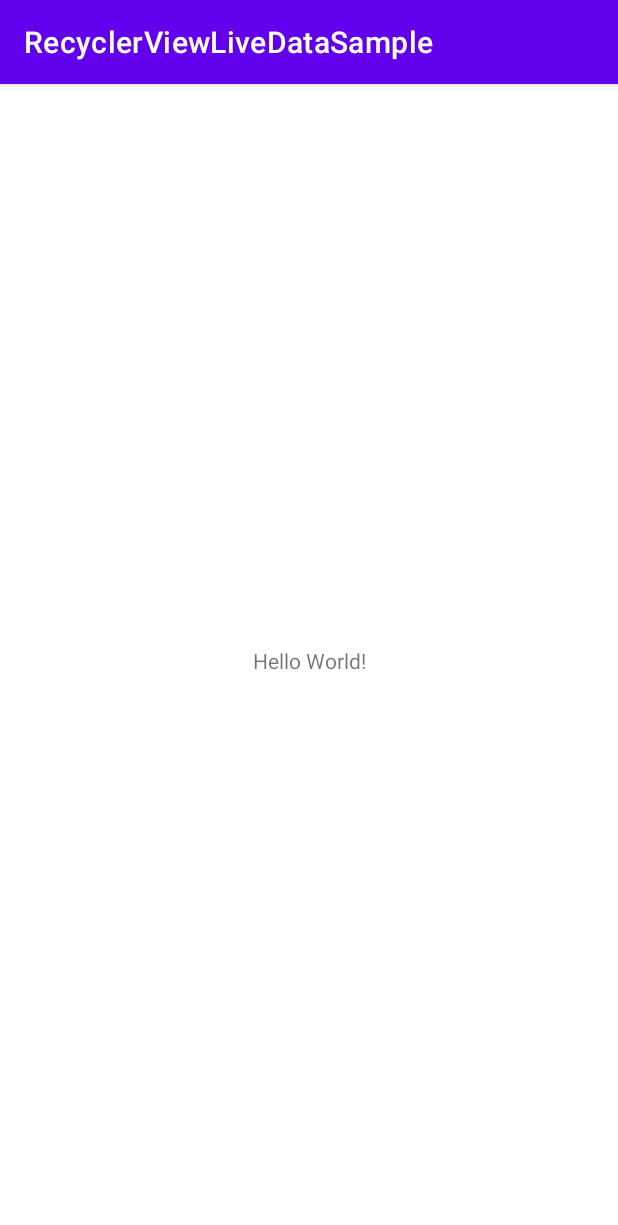
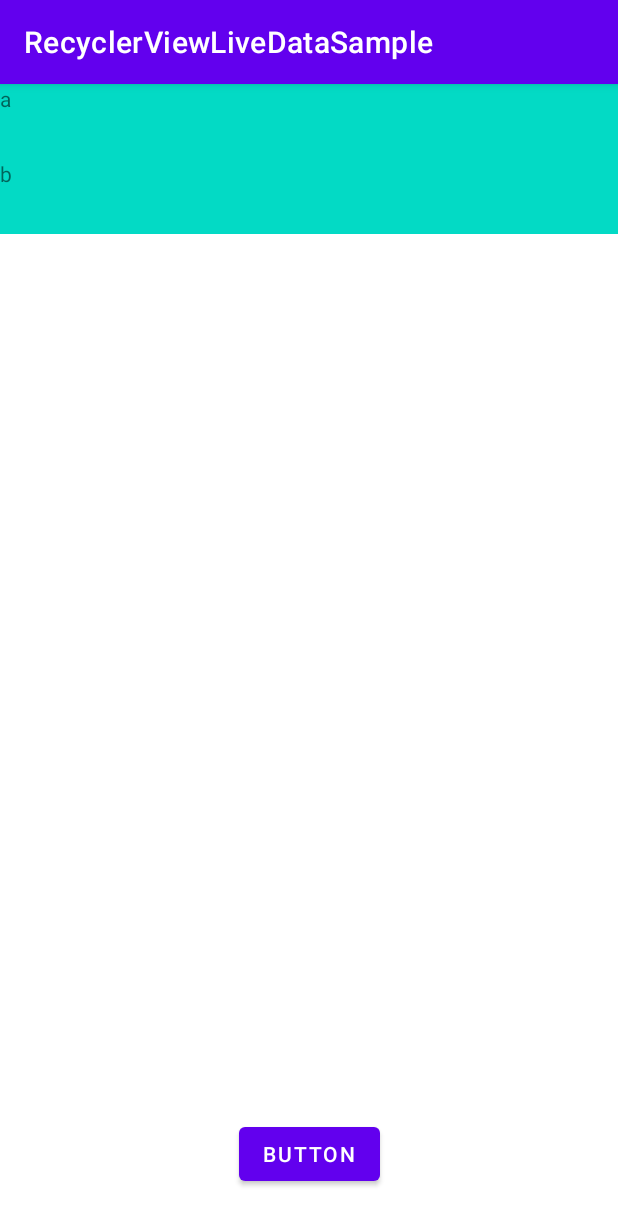
Before and after one commit to tatsuya-ss/RecyclerViewLiveDataSample, an Android app: the screen it shows after launch (MainActivity), on a phone screen of 412 x 824 dp. Shown: the top 1225 px of the screen. Run offline under Robolectric (Android 15) with nearby library versions, the phone set to English and light mode, and no system bars; 1 statement that could not run was skipped.

Commit message:
RecyclerView+LiveData

```diff
--- a/app/src/main/java/com/example/recyclerviewlivedatasample/MainActivity.kt
+++ b/app/src/main/java/com/example/recyclerviewlivedatasample/MainActivity.kt
@@ -2,10 +2,49 @@ package com.example.recyclerviewlivedatasample
 
 import androidx.appcompat.app.AppCompatActivity
 import android.os.Bundle
+import androidx.lifecycle.MutableLiveData
+import androidx.lifecycle.Observer
+import androidx.recyclerview.widget.LinearLayoutManager
+import com.example.recyclerviewlivedatasample.databinding.ActivityMainBinding
 
 class MainActivity : AppCompatActivity() {
+
+//    private val viewModel = MainViewModel()
+    private var todo = MutableLiveData<List<String>>()
+    private lateinit var binding: ActivityMainBinding
+
     override fun onCreate(savedInstanceState: Bundle?) {
         super.onCreate(savedInstanceState)
-        setContentView(R.layout.activity_main)
+
+        setupBinding()
+        setupRecyclerView()
+        setupViewModel()
+        setupButton()
+-
+    }
+
+    private fun setupBinding() {
+        binding = ActivityMainBinding.inflate(layoutInflater)
+        setContentView(binding.root)
+    }
+
+    private fun setupButton() {
+        binding.button.setOnClickListener {
+            todo.value = listOf("宿題", "Kotlin", "AAA")
+        }
+    }
+
+    private fun setupRecyclerView() {
+        binding.RecyclerView.adapter = RecyclerViewAdapter()
+        binding.RecyclerView.layoutManager = LinearLayoutManager(this)
+
+    }
+
+    private fun setupViewModel() {
+        todo.observe(this, Observer {
+            val adapter = binding.RecyclerView.adapter as RecyclerViewAdapter
+            adapter.setItem(it)
+            println("debug, $it")
+        })
     }
 }
--- /dev/null
+++ b/app/src/main/java/com/example/recyclerviewlivedatasample/RecyclerViewAdapter.kt
@@ -0,0 +1,36 @@
+package com.example.recyclerviewlivedatasample
+
+import android.view.LayoutInflater
+import android.view.ViewGroup
+import androidx.lifecycle.MutableLiveData
+import androidx.recyclerview.widget.RecyclerView
+import com.example.recyclerviewlivedatasample.databinding.RowItemBinding
+
+class RecyclerViewAdapter(var items: List<String> = listOf<String>("a", "b")): RecyclerView.Adapter<RecyclerViewAdapter.ViewHolder>() {
+
+    class ViewHolder(binding: RowItemBinding): RecyclerView.ViewHolder(binding.root) {
+        val binding = binding
+    }
+
+    override fun onCreateViewHolder(parent: ViewGroup, viewType: Int): ViewHolder {
+        val binding = RowItemBinding.inflate(LayoutInflater.from(parent.context), parent, false)
+        return ViewHolder(binding)
+    }
+
+    override fun onBindViewHolder(holder: ViewHolder, position: Int) {
+        println("debug onBindViewHolder, ${position}")
+        holder.binding.textView.text = items[position]
+    }
+
+    override fun getItemCount(): Int {
+        println("debug getItemCount${items.size}")
+        return items.size
+    }
+
+}
+
+fun RecyclerViewAdapter.setItem(item: List<String>) {
+    items = item
+    println("debugsetItem, $items")
+    notifyDataSetChanged()
+}
--- a/app/src/main/res/layout/activity_main.xml
+++ b/app/src/main/res/layout/activity_main.xml
@@ -6,13 +6,25 @@
     android:layout_height="match_parent"
     tools:context=".MainActivity">
 
-    <TextView
+    <androidx.recyclerview.widget.RecyclerView
+        android:id="@+id/RecyclerView"
+        android:layout_width="0dp"
+        android:layout_height="0dp"
+        android:layout_marginBottom="110dp"
+        app:layout_constraintBottom_toBottomOf="parent"
+        app:layout_constraintEnd_toEndOf="parent"
+        app:layout_constraintHorizontal_bias="0.0"
+        app:layout_constraintStart_toStartOf="parent"
+        app:layout_constraintTop_toTopOf="parent"
+        app:layout_constraintVertical_bias="0.0" />
+
+    <Button
+        android:id="@+id/button"
         android:layout_width="wrap_content"
         android:layout_height="wrap_content"
-        android:text="Hello World!"
+        android:text="Button"
         app:layout_constraintBottom_toBottomOf="parent"
-        app:layout_constraintLeft_toLeftOf="parent"
-        app:layout_constraintRight_toRightOf="parent"
-        app:layout_constraintTop_toTopOf="parent" />
-
+        app:layout_constraintEnd_toEndOf="parent"
+        app:layout_constraintStart_toStartOf="parent"
+        app:layout_constraintTop_toBottomOf="@+id/RecyclerView" />
 </androidx.constraintlayout.widget.ConstraintLayout>
--- /dev/null
+++ b/app/src/main/res/layout/row_item.xml
@@ -0,0 +1,17 @@
+<?xml version="1.0" encoding="utf-8"?>
+<androidx.constraintlayout.widget.ConstraintLayout xmlns:android="http://schemas.android.com/apk/res/android"
+    xmlns:app="http://schemas.android.com/apk/res-auto"
+    xmlns:tools="http://schemas.android.com/tools"
+    android:layout_width="match_parent"
+    android:layout_height="wrap_content">
+
+    <TextView
+        android:id="@+id/textView"
+        android:layout_width="0dp"
+        android:layout_height="50dp"
+        android:background="@color/teal_200"
+        android:text="TextView"
+        app:layout_constraintEnd_toEndOf="parent"
+        app:layout_constraintStart_toStartOf="parent"
+        app:layout_constraintTop_toTopOf="parent" />
+</androidx.constraintlayout.widget.ConstraintLayout>
```
Also changed, not shown: app/build.gradle (+12 -9 lines), app/src/main/java/com/example/recyclerviewlivedatasample/MainViewModel.kt (added, +17 -0 lines).
